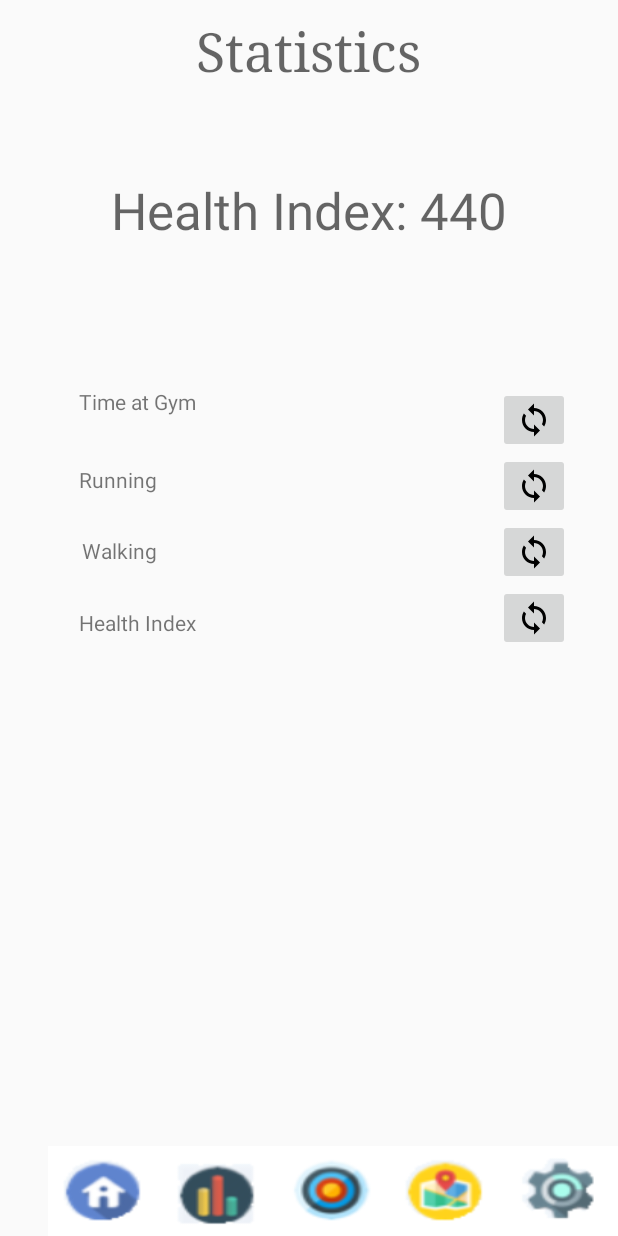
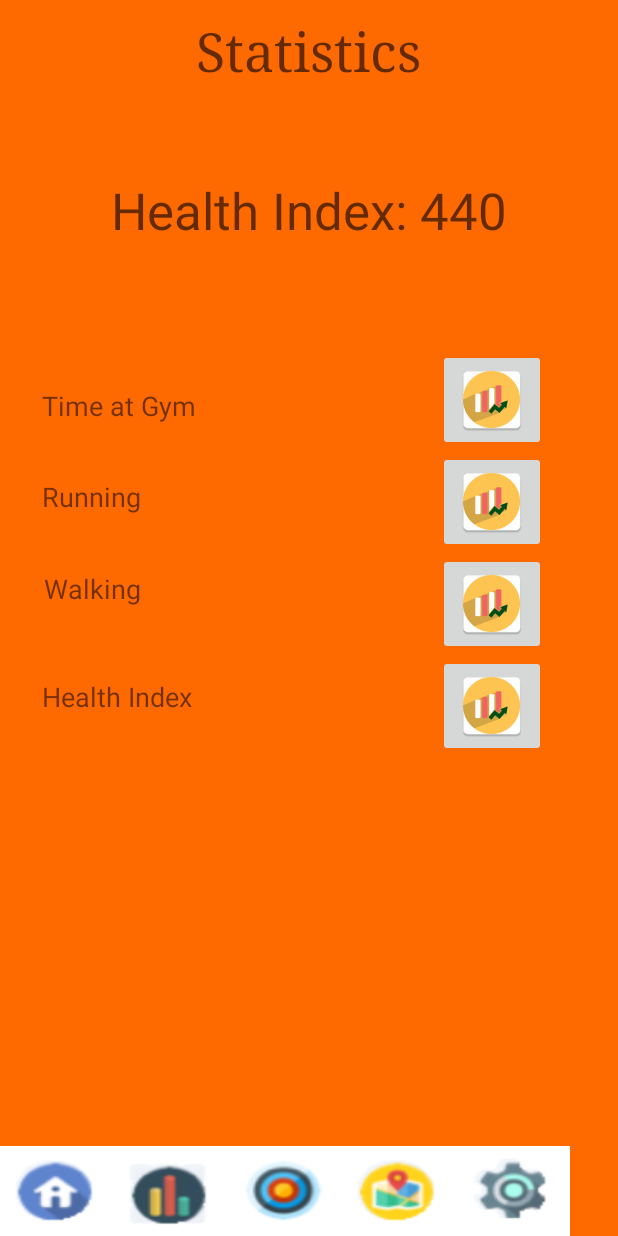
Before and after one commit to johncodes0/LifeExtenderPlus, an Android app: the StatsTab screen opened directly, with no data from a screen before it, on a phone screen of 412 x 824 dp. Run offline under Robolectric (Android 15) with nearby library versions, the phone set to English and light mode, and no system bars.

Commit message:
Visual Update

```diff
--- a/LEx/app/src/main/res/layout/content_stats_tab.xml
+++ b/LEx/app/src/main/res/layout/content_stats_tab.xml
@@ -5,20 +5,21 @@
     android:id="@+id/activity_main"
     android:layout_width="match_parent"
     android:layout_height="match_parent"
+    android:background="@color/colorPrimary"
     tools:context="se2017.lex.StatsTab">
 
     <TextView
+        android:id="@+id/tv_title"
         android:layout_width="wrap_content"
         android:layout_height="wrap_content"
-        android:text="Statistics"
-        android:id="@+id/tv_title"
         android:layout_alignParentTop="true"
         android:layout_centerHorizontal="true"
+        android:layout_marginTop="10dp"
+        android:fontFamily="serif"
+        android:lineSpacingExtra="24sp"
+        android:text="Statistics"
         android:textAppearance="@style/TextAppearance.AppCompat.Display1"
-        android:textSize="36sp"
-        android:lineSpacingExtra="24sp"
-        android:layout_marginTop="10dp"
-        android:fontFamily="serif" />
+        android:textSize="36sp" />
 
     <TextView
         android:id="@+id/tv_gymtime"
@@ -27,7 +28,8 @@
         android:layout_below="@+id/progressBar"
         android:layout_marginTop="63dp"
         android:layout_toStartOf="@+id/tv_title"
-        android:text="Time at Gym" />
+        android:text="Time at Gym"
+        android:textSize="18sp" />
 
     <TextView
         android:id="@+id/tv_HI"
@@ -44,7 +46,7 @@
         android:layout_height="wrap_content"
         android:layout_alignStart="@+id/btn_calcGymTime"
         android:layout_below="@+id/btn_calcGymTime"
-        app:srcCompat="@drawable/ic_sync_black_24dp" />
+        app:srcCompat="@mipmap/statsicon" />
 
     <ImageButton
         android:id="@+id/btn_calcWalkTime"
@@ -52,43 +54,47 @@
         android:layout_height="wrap_content"
         android:layout_alignStart="@+id/btn_calcRunTime"
         android:layout_below="@+id/btn_calcRunTime"
-        app:srcCompat="@drawable/ic_sync_black_24dp" />
+        app:srcCompat="@mipmap/statsicon" />
 
     <ImageButton
         android:id="@+id/btn_calcGymTime"
         android:layout_width="wrap_content"
         android:layout_height="wrap_content"
-        android:layout_alignParentEnd="true"
-        android:layout_alignTop="@+id/tv_gymtime"
-        android:layout_marginEnd="32dp"
-        app:srcCompat="@drawable/ic_sync_black_24dp" />
+        android:layout_below="@+id/progressBar"
+        android:layout_marginStart="11dp"
+        android:layout_marginTop="38dp"
+        android:layout_toEndOf="@+id/tv_title"
+        app:srcCompat="@mipmap/statsicon" />
 
     <TextView
-        android:text="Running"
+        android:id="@+id/tv_run"
         android:layout_width="wrap_content"
         android:layout_height="wrap_content"
-        android:id="@+id/tv_run"
-        android:layout_marginTop="8dp"
+        android:layout_alignStart="@+id/tv_gymtime"
         android:layout_below="@+id/btn_calcGymTime"
-        android:layout_alignStart="@+id/tv_gymtime" />
+        android:layout_marginTop="18dp"
+        android:text="Running"
+        android:textSize="18sp" />
 
     <TextView
-        android:text="Walking"
+        android:id="@+id/tv_walk"
         android:layout_width="wrap_content"
         android:layout_height="wrap_content"
-        android:id="@+id/tv_walk"
+        android:layout_alignEnd="@+id/tv_run"
+        android:layout_below="@+id/btn_calcRunTime"
         android:layout_marginTop="11dp"
-        android:layout_below="@+id/btn_calcRunTime"
-        android:layout_alignEnd="@+id/tv_run" />
+        android:text="Walking"
+        android:textSize="18sp" />
 
     <TextView
         android:id="@+id/tv_healthindex"
         android:layout_width="wrap_content"
         android:layout_height="wrap_content"
+        android:layout_alignStart="@+id/tv_run"
+        android:layout_below="@+id/btn_calcWalkTime"
+        android:layout_marginTop="15dp"
         android:text="Health Index"
-        android:layout_below="@+id/btn_calcWalkTime"
-        android:layout_alignStart="@+id/tv_run"
-        android:layout_marginTop="15dp" />
+        android:textSize="18sp" />
 
     <ImageButton
         android:id="@+id/btn_HIoutput"
@@ -97,18 +103,18 @@
         android:layout_alignStart="@+id/btn_calcWalkTime"
         android:layout_below="@+id/btn_calcWalkTime"
         android:onClick="calculateHI"
-        app:srcCompat="@drawable/ic_sync_black_24dp" />
+        app:srcCompat="@mipmap/statsicon" />
 
     <ProgressBar
         android:id="@+id/progressBar"
         style="?android:attr/progressBarStyleHorizontal"
         android:layout_width="wrap_content"
         android:layout_height="wrap_content"
-        android:max="600"
-        android:progress="660"
         android:layout_below="@+id/tv_HI"
         android:layout_centerHorizontal="true"
         android:layout_marginTop="16dp"
+        android:max="600"
+        android:progress="660"
         android:visibility="invisible" />
 
     <fragment
@@ -118,6 +124,6 @@
         android:layout_height="60dp"
         tools:layout="@layout/bottom_frag"
         android:layout_alignParentBottom="true"
-        android:layout_alignParentEnd="true" />
+        android:layout_alignParentStart="true" />
 
 </RelativeLayout>
--- a/LEx/app/src/main/res/values/colors.xml
+++ b/LEx/app/src/main/res/values/colors.xml
@@ -1,6 +1,6 @@
 <?xml version="1.0" encoding="utf-8"?>
 <resources>
-    <color name="colorPrimary">#3F51B5</color>
-    <color name="colorPrimaryDark">#303F9F</color>
+    <color name="colorPrimary">#ff6a00</color>
+    <color name="colorPrimaryDark">#303f9f</color>
     <color name="colorAccent">#FF4081</color>
 </resources>
```
Also changed, not shown: LEx/app/src/main/res/layout/activity_goals_tab.xml (+17 -16 lines), LEx/app/src/main/res/mipmap-hdpi/statsicon.png (added), LEx/app/src/main/res/mipmap-mdpi/statsicon.png (added), LEx/app/src/main/res/mipmap-xhdpi/statsicon.png (added), LEx/app/src/main/res/mipmap-xxhdpi/statsicon.png (added), LEx/app/src/main/res/mipmap-xxxhdpi/statsicon.png (added), LEx/app/src/main/statsicon-web.png (added).
